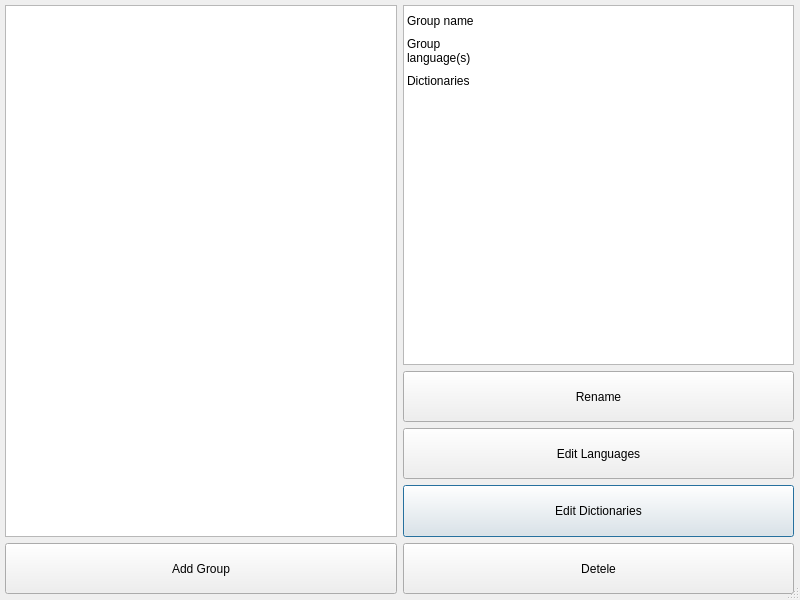
First picture: the form in src/edit/groupdialog.ui, repository Crissium/SilverDict-desktop, before the edit.
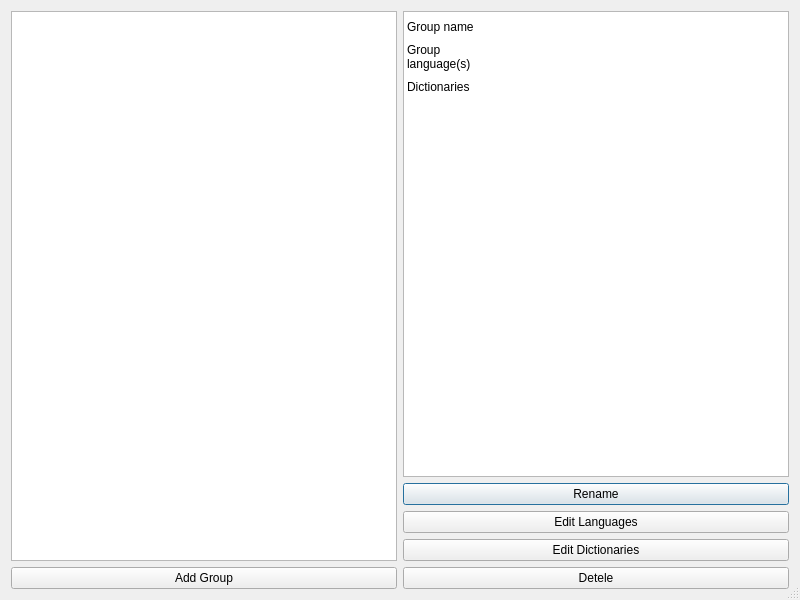
Second picture: the form after the edit.

Commit message: Fix broken layouts

The edit to the form file:
```diff
--- a/src/edit/groupdialog.ui
+++ b/src/edit/groupdialog.ui
@@ -25,135 +25,8 @@
   <property name="modal">
    <bool>false</bool>
   </property>
-  <layout class="QGridLayout" name="gridLayout_1">
-   <property name="sizeConstraint">
-    <enum>QLayout::SetNoConstraint</enum>
-   </property>
-  </layout>
-  <widget class="QWidget" name="gridLayoutWidget">
-   <property name="geometry">
-    <rect>
-     <x>-1</x>
-     <y>-1</y>
-     <width>801</width>
-     <height>601</height>
-    </rect>
-   </property>
-   <layout class="QGridLayout" name="gridLayout" rowstretch="6,1,1,1,1,1" columnstretch="1,1">
-    <property name="sizeConstraint">
-     <enum>QLayout::SetNoConstraint</enum>
-    </property>
-    <property name="leftMargin">
-     <number>6</number>
-    </property>
-    <property name="topMargin">
-     <number>6</number>
-    </property>
-    <property name="rightMargin">
-     <number>6</number>
-    </property>
-    <property name="bottomMargin">
-     <number>6</number>
-    </property>
-    <item row="4" column="1">
-     <widget class="QPushButton" name="editDictionaryButton">
-      <property name="sizePolicy">
-       <sizepolicy hsizetype="Expanding" vsizetype="Expanding">
-        <horstretch>0</horstretch>
-        <verstretch>0</verstretch>
-       </sizepolicy>
-      </property>
-      <property name="minimumSize">
-       <size>
-        <width>0</width>
-        <height>0</height>
-       </size>
-      </property>
-      <property name="text">
-       <string>Edit Dictionaries</string>
-      </property>
-     </widget>
-    </item>
-    <item row="5" column="1">
-     <widget class="QPushButton" name="deleteButton">
-      <property name="sizePolicy">
-       <sizepolicy hsizetype="Expanding" vsizetype="Expanding">
-        <horstretch>0</horstretch>
-        <verstretch>0</verstretch>
-       </sizepolicy>
-      </property>
-      <property name="minimumSize">
-       <size>
-        <width>0</width>
-        <height>0</height>
-       </size>
-      </property>
-      <property name="text">
-       <string>Detele</string>
-      </property>
-     </widget>
-    </item>
-    <item row="5" column="0">
-     <widget class="QPushButton" name="addButton">
-      <property name="sizePolicy">
-       <sizepolicy hsizetype="Expanding" vsizetype="Expanding">
-        <horstretch>0</horstretch>
-        <verstretch>0</verstretch>
-       </sizepolicy>
-      </property>
-      <property name="minimumSize">
-       <size>
-        <width>0</width>
-        <height>0</height>
-       </size>
-      </property>
-      <property name="text">
-       <string>Add Group</string>
-      </property>
-     </widget>
-    </item>
-    <item row="0" column="0" rowspan="5">
-     <widget class="QListWidget" name="listWidget"/>
-    </item>
-    <item row="3" column="1">
-     <widget class="QPushButton" name="editLanguageButton">
-      <property name="sizePolicy">
-       <sizepolicy hsizetype="Expanding" vsizetype="Expanding">
-        <horstretch>0</horstretch>
-        <verstretch>0</verstretch>
-       </sizepolicy>
-      </property>
-      <property name="minimumSize">
-       <size>
-        <width>0</width>
-        <height>0</height>
-       </size>
-      </property>
-      <property name="text">
-       <string>Edit Languages</string>
-      </property>
-     </widget>
-    </item>
-    <item row="2" column="1">
-     <widget class="QPushButton" name="renameButton">
-      <property name="sizePolicy">
-       <sizepolicy hsizetype="Expanding" vsizetype="Expanding">
-        <horstretch>0</horstretch>
-        <verstretch>0</verstretch>
-       </sizepolicy>
-      </property>
-      <property name="minimumSize">
-       <size>
-        <width>0</width>
-        <height>0</height>
-       </size>
-      </property>
-      <property name="text">
-       <string>Rename</string>
-      </property>
-     </widget>
-    </item>
-    <item row="0" column="1" rowspan="2">
+     <layout class="QGridLayout" name="gridLayout" rowstretch="1,0,0,0,0">
+         <item row="0" column="1">
      <widget class="QTableWidget" name="tableWidget">
       <property name="showGrid">
        <bool>false</bool>
@@ -201,8 +74,105 @@
       </item>
      </widget>
     </item>
-   </layout>
-  </widget>
+         <item row="1" column="1">
+             <widget class="QPushButton" name="renameButton">
+                 <property name="sizePolicy">
+                     <sizepolicy hsizetype="Expanding" vsizetype="Expanding">
+                         <horstretch>0</horstretch>
+                         <verstretch>0</verstretch>
+                     </sizepolicy>
+                 </property>
+                 <property name="minimumSize">
+                     <size>
+                         <width>0</width>
+                         <height>0</height>
+                     </size>
+                 </property>
+                 <property name="text">
+                     <string>Rename</string>
+                 </property>
+             </widget>
+         </item>
+         <item row="2" column="1">
+             <widget class="QPushButton" name="editLanguageButton">
+                 <property name="sizePolicy">
+                     <sizepolicy hsizetype="Expanding" vsizetype="Expanding">
+                         <horstretch>0</horstretch>
+                         <verstretch>0</verstretch>
+                     </sizepolicy>
+                 </property>
+                 <property name="minimumSize">
+                     <size>
+                         <width>0</width>
+                         <height>0</height>
+                     </size>
+                 </property>
+                 <property name="text">
+                     <string>Edit Languages</string>
+                 </property>
+             </widget>
+         </item>
+         <item row="3" column="1">
+             <widget class="QPushButton" name="editDictionaryButton">
+                 <property name="sizePolicy">
+                     <sizepolicy hsizetype="Expanding" vsizetype="Expanding">
+                         <horstretch>0</horstretch>
+                         <verstretch>0</verstretch>
+                     </sizepolicy>
+                 </property>
+                 <property name="minimumSize">
+                     <size>
+                         <width>0</width>
+                         <height>0</height>
+                     </size>
+                 </property>
+                 <property name="text">
+                     <string>Edit Dictionaries</string>
+                 </property>
+             </widget>
+         </item>
+         <item row="4" column="0">
+             <widget class="QPushButton" name="addButton">
+                 <property name="sizePolicy">
+                     <sizepolicy hsizetype="Expanding" vsizetype="Expanding">
+                         <horstretch>0</horstretch>
+                         <verstretch>0</verstretch>
+                     </sizepolicy>
+                 </property>
+                 <property name="minimumSize">
+                     <size>
+                         <width>0</width>
+                         <height>0</height>
+                     </size>
+                 </property>
+                 <property name="text">
+                     <string>Add Group</string>
+                 </property>
+             </widget>
+         </item>
+         <item row="4" column="1">
+             <widget class="QPushButton" name="deleteButton">
+                 <property name="sizePolicy">
+                     <sizepolicy hsizetype="Expanding" vsizetype="Expanding">
+                         <horstretch>0</horstretch>
+                         <verstretch>0</verstretch>
+                     </sizepolicy>
+                 </property>
+                 <property name="minimumSize">
+                     <size>
+                         <width>0</width>
+                         <height>0</height>
+                     </size>
+                 </property>
+                 <property name="text">
+                     <string>Detele</string>
+                 </property>
+             </widget>
+         </item>
+         <item row="0" column="0" rowspan="4">
+             <widget class="QListWidget" name="listWidget"/>
+         </item>
+     </layout>
  </widget>
  <resources/>
  <connections/>
```
Left out of the diff: 9 changed lines with no effect on the pictures. Lines whose indentation alone changed are shown as unchanged. The commit also changes 3 other files.
